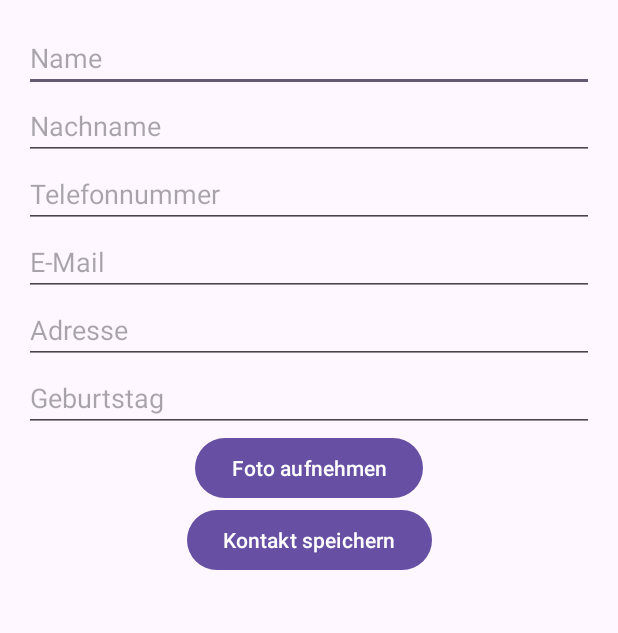
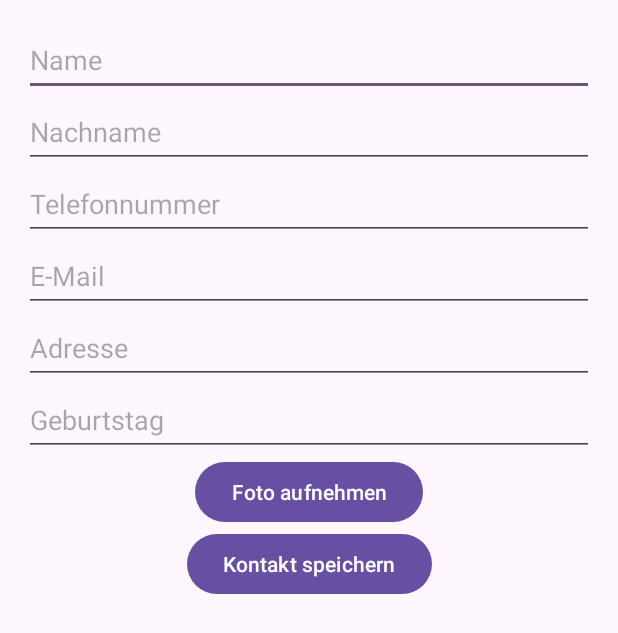
Before and after one commit to MarcelFN88/Telefon-Buch, an Android app: the screen it shows after launch (AddContactActivity before the commit, AddMainActivity after it), after a tap on "Kontakt +", on a phone screen of 412 x 824 dp. Shown: the top 633 px of the screen. Run offline under Robolectric (Android 15) with nearby library versions, the phone set to English and light mode, and no system bars.

Commit message:
am basteln

```diff
--- a/app/src/main/AndroidManifest.xml
+++ b/app/src/main/AndroidManifest.xml
@@ -27,7 +27,7 @@
             </intent-filter>
         </activity>
 
-        <activity android:name=".AddContactActivity" />
+        <activity android:name=".AddMainActivity" />
 
     </application>
 
--- a/app/src/main/java/com/example/telefon_buch/Adapter/KontaktAdapter.kt
+++ b/app/src/main/java/com/example/telefon_buch/Adapter/KontaktAdapter.kt
@@ -13,7 +13,8 @@ import com.example.telefon_buch.Data.Kontakt
 import com.example.telefon_buch.Data.KontaktTyp
 
 
-class KontaktAdapter(private val contactList: List<Kontakt>) : RecyclerView.Adapter<KontaktAdapter.ViewHolder>() {
+class KontaktAdapter(private var contactList: List<Kontakt>) :
+    RecyclerView.Adapter<KontaktAdapter.ViewHolder>() {
 
     class ViewHolder(view: View) : RecyclerView.ViewHolder(view) {
         val nameTextView: TextView = view.findViewById(R.id.contactName)
@@ -26,7 +27,7 @@ class KontaktAdapter(private val contactList: List<Kontakt>) : RecyclerView.Adap
 
     override fun onCreateViewHolder(parent: ViewGroup, viewType: Int): ViewHolder {
         val view = LayoutInflater.from(parent.context)
-            .inflate(R.layout.contact_item, parent, false)
+            .inflate(R.layout.kontakt_item, parent, false)
         return ViewHolder(view)
     }
 
@@ -41,16 +42,24 @@ class KontaktAdapter(private val contactList: List<Kontakt>) : RecyclerView.Adap
 
         val contactTypeSpinner: Spinner = holder.itemView.findViewById(R.id.KontaktTyp)
         val contactTypes = KontaktTyp.values().map { it.name }
-        val spinnerAdapter = ArrayAdapter(holder.itemView.context, android.R.layout.simple_spinner_item, contactTypes)
+        val spinnerAdapter = ArrayAdapter(
+            holder.itemView.context,
+            android.R.layout.simple_spinner_item,
+            contactTypes
+        )
         spinnerAdapter.setDropDownViewResource(android.R.layout.simple_spinner_dropdown_item)
         contactTypeSpinner.adapter = spinnerAdapter
 
-        // Set current selection
+
         contactTypeSpinner.setSelection(contactTypes.indexOf(contact.contactType.name))
 
-        // Handle Spinner selection changes
         contactTypeSpinner.onItemSelectedListener = object : AdapterView.OnItemSelectedListener {
-            override fun onItemSelected(parent: AdapterView<*>, view: View, position: Int, id: Long) {
+            override fun onItemSelected(
+                parent: AdapterView<*>,
+                view: View,
+                position: Int,
+                id: Long
+            ) {
                 // Update the contact type based on selection
                 val selectedType = KontaktTyp.valueOf(contactTypes[position])
                 contact.contactType = selectedType
@@ -63,4 +72,8 @@ class KontaktAdapter(private val contactList: List<Kontakt>) : RecyclerView.Adap
     }
 
     override fun getItemCount() = contactList.size
+    fun updateContacts(newContacts: List<Kontakt>) {
+        contactList = newContacts
+        notifyDataSetChanged()
+    }
 }
--- a/app/src/main/java/com/example/telefon_buch/Data/KontaktList.kt
+++ b/app/src/main/java/com/example/telefon_buch/Data/KontaktList.kt
@@ -3,6 +3,9 @@ package com.example.telefon_buch.Data
 import com.example.telefon_buch.R
 
 object KontaktList {
+
+    private val contacts = mutableListOf<Kontakt>()
+
     fun getContacts(): List<Kontakt> {
         return listOf(
             Kontakt(
@@ -27,5 +30,11 @@ object KontaktList {
             )
             // Füge weitere Kontakte nach Bedarf hinzu
         )
+        return contacts
     }
+
+    fun addContact(newContact: Kontakt) {
+        contacts.add(newContact)
+    }
+
 }
--- a/app/src/main/java/com/example/telefon_buch/MainActivity.kt
+++ b/app/src/main/java/com/example/telefon_buch/MainActivity.kt
@@ -12,11 +12,16 @@ class MainActivity : AppCompatActivity() {
 
     private lateinit var contactsRecyclerView: RecyclerView
     private lateinit var kontaktAdapter: KontaktAdapter
+    private lateinit var adapter: KontaktAdapter
+    private lateinit var recyclerView: RecyclerView
 
     override fun onCreate(savedInstanceState: Bundle?) {
         super.onCreate(savedInstanceState)
         setContentView(R.layout.activity_main)
 
+        recyclerView = findViewById(R.id.contactsRecyclerView)
+        adapter = KontaktAdapter(KontaktList.getContacts())
+        recyclerView.adapter = adapter
 
         contactsRecyclerView = findViewById(R.id.contactsRecyclerView)
         contactsRecyclerView.layoutManager = LinearLayoutManager(this)
@@ -31,7 +36,7 @@ class MainActivity : AppCompatActivity() {
     }
 
     private fun addContact() {
-        val intent = Intent(this, AddContactActivity::class.java)
+        val intent = Intent(this, AddMainActivity::class.java)
         startActivity(intent)
     }
 
@@ -43,4 +48,9 @@ class MainActivity : AppCompatActivity() {
     private fun sortContacts() {
         // Logic to sort contacts
     }
+
+    override fun onResume() {
+        super.onResume()
+        adapter.updateContacts(KontaktList.getContacts())
+    }
 }
--- a/app/src/main/res/layout/activity_main.xml
+++ b/app/src/main/res/layout/activity_main.xml
@@ -25,7 +25,7 @@
         app:layout_constraintEnd_toEndOf="parent"
         app:layout_constraintStart_toStartOf="parent"
         app:layout_constraintTop_toBottomOf="@+id/addressBookTitle"
-        tools:listitem="@layout/contact_item"
+        tools:listitem="@layout/kontakt_item"
     />
 
     <LinearLayout
--- a/app/src/main/res/layout/addcontactactivity.xml
+++ b/app/src/main/res/layout/add_activity.xml
@@ -6,73 +6,78 @@
     android:layout_height="match_parent"
     android:padding="16dp">
 
-    <!-- Name -->
+
     <EditText
         android:id="@+id/editTextName"
         android:layout_width="0dp"
         android:layout_height="wrap_content"
         android:hint="Name"
         android:inputType="textPersonName"
-        app:layout_constraintTop_toTopOf="parent"
+        android:minHeight="48dp"
+        app:layout_constraintEnd_toEndOf="parent"
         app:layout_constraintStart_toStartOf="parent"
-        app:layout_constraintEnd_toEndOf="parent"/>
+        app:layout_constraintTop_toTopOf="parent" />
 
-    <!-- Nachname -->
     <EditText
         android:id="@+id/editTextSurname"
         android:layout_width="0dp"
         android:layout_height="wrap_content"
         android:hint="Nachname"
         android:inputType="textPersonName"
-        app:layout_constraintTop_toBottomOf="@id/editTextName"
+        android:minHeight="48dp"
+        app:layout_constraintEnd_toEndOf="parent"
         app:layout_constraintStart_toStartOf="parent"
-        app:layout_constraintEnd_toEndOf="parent"/>
+        app:layout_constraintTop_toBottomOf="@id/editTextName" />
 
-    <!-- Telefonnummer -->
+
     <EditText
         android:id="@+id/editTextPhone"
         android:layout_width="0dp"
         android:layout_height="wrap_content"
         android:hint="Telefonnummer"
         android:inputType="phone"
-        app:layout_constraintTop_toBottomOf="@id/editTextSurname"
+        android:minHeight="48dp"
+        app:layout_constraintEnd_toEndOf="parent"
         app:layout_constraintStart_toStartOf="parent"
-        app:layout_constraintEnd_toEndOf="parent"/>
+        app:layout_constraintTop_toBottomOf="@id/editTextSurname" />
 
-    <!-- E-Mail -->
+
     <EditText
         android:id="@+id/editTextEmail"
         android:layout_width="0dp"
         android:layout_height="wrap_content"
         android:hint="E-Mail"
         android:inputType="textEmailAddress"
-        app:layout_constraintTop_toBottomOf="@id/editTextPhone"
+        android:minHeight="48dp"
+        app:layout_constraintEnd_toEndOf="parent"
         app:layout_constraintStart_toStartOf="parent"
-        app:layout_constraintEnd_toEndOf="parent"/>
+        app:layout_constraintTop_toBottomOf="@id/editTextPhone" />
 
-    <!-- Adresse -->
+
     <EditText
         android:id="@+id/editTextAddress"
         android:layout_width="0dp"
         android:layout_height="wrap_content"
         android:hint="Adresse"
         android:inputType="textPostalAddress"
-        app:layout_constraintTop_toBottomOf="@id/editTextEmail"
+        android:minHeight="48dp"
+        app:layout_constraintEnd_toEndOf="parent"
         app:layout_constraintStart_toStartOf="parent"
-        app:layout_constraintEnd_toEndOf="parent"/>
+        app:layout_constraintTop_toBottomOf="@id/editTextEmail" />
 
-    <!-- Geburtstag -->
+
     <EditText
         android:id="@+id/editTextBirthday"
         android:layout_width="0dp"
         android:layout_height="wrap_content"
         android:hint="Geburtstag"
         android:inputType="date"
-        app:layout_constraintTop_toBottomOf="@id/editTextAddress"
+        android:minHeight="48dp"
+        app:layout_constraintEnd_toEndOf="parent"
         app:layout_constraintStart_toStartOf="parent"
-        app:layout_constraintEnd_toEndOf="parent"/>
+        app:layout_constraintTop_toBottomOf="@id/editTextAddress" />
 
-    <!-- Kamera-Button -->
+
     <Button
         android:id="@+id/buttonOpenCamera"
         android:layout_width="wrap_content"
@@ -82,7 +87,7 @@
         app:layout_constraintStart_toStartOf="parent"
         app:layout_constraintEnd_toEndOf="parent"/>
 
-    <!-- Speichern-Button -->
+
     <Button
         android:id="@+id/buttonSaveContact"
         android:layout_width="wrap_content"
```
Also changed, not shown: app/src/main/java/com/example/telefon_buch/AddMainActivity.kt (renamed from app/src/main/java/com/example/telefon_buch/AddContactActivity.kt, +28 -21 lines), app/src/main/res/layout/kontakt_item.xml (renamed from app/src/main/res/layout/contact_item.xml).
